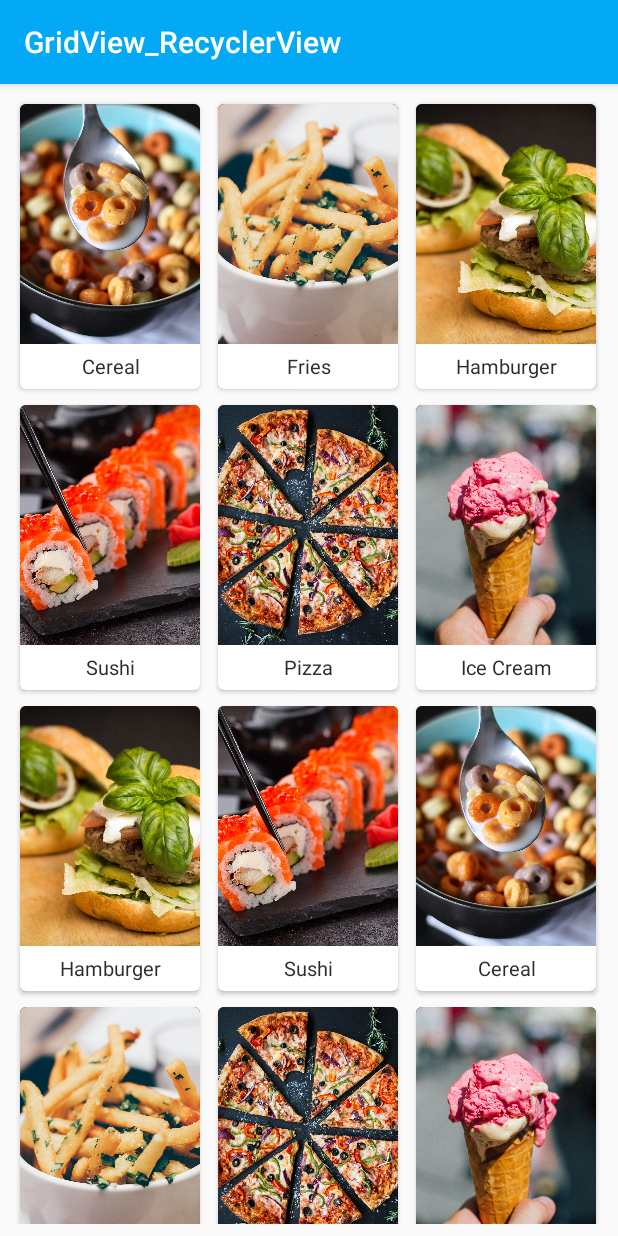
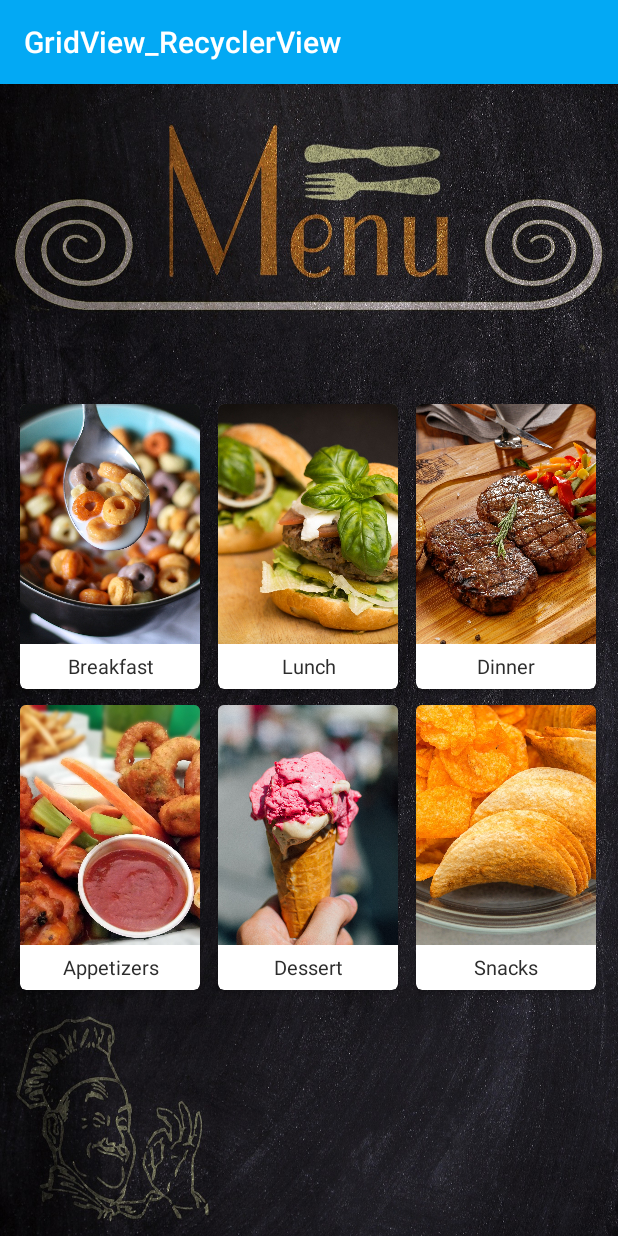
Before and after one commit to buc0025/Android_Recipe_App, an Android app: the screen it shows after launch (MainActivity), on a phone screen of 412 x 824 dp. Run offline under Robolectric (Android 15) with nearby library versions, the phone set to English and light mode, and no system bars.

Commit message:
updated images and main page

```diff
--- a/GridView_RecyclerView/app/src/main/java/com/example/gridview_recyclerview/MainActivity.java
+++ b/GridView_RecyclerView/app/src/main/java/com/example/gridview_recyclerview/MainActivity.java
@@ -19,18 +19,13 @@ public class MainActivity extends AppCompatActivity {
         setContentView(R.layout.activity_main);
 
         lstFood = new ArrayList<>();
-        lstFood.add(new Food("Cereal", "breakfast", "The most important meal of the day",R.drawable.cereal));
-        lstFood.add(new Food("Fries", "Snack", "Good to eat at any time!",R.drawable.fries));
-        lstFood.add(new Food("Hamburger", "Lunch", "Big juicy lunch for all.",R.drawable.hamburger));
-        lstFood.add(new Food("Sushi", "Dinner", "Fancy date night food",R.drawable.sushi));
-        lstFood.add(new Food("Pizza", "Dinner", "Best food ever!",R.drawable.pizza));
-        lstFood.add(new Food("Ice Cream", "Dessert", "You scream, I scream, we all scream for ice cream",R.drawable.ice_cream));
-        lstFood.add(new Food("Hamburger", "Lunch", "Big juicy lunch for all.",R.drawable.hamburger));
-        lstFood.add(new Food("Sushi", "Dinner", "Fancy date night food",R.drawable.sushi));
-        lstFood.add(new Food("Cereal", "breakfast", "The most important meal of the day",R.drawable.cereal));
-        lstFood.add(new Food("Fries", "Snack", "Good to eat at any time!",R.drawable.fries));
-        lstFood.add(new Food("Pizza", "Dinner", "Best food ever!",R.drawable.pizza));
-        lstFood.add(new Food("Ice Cream", "Dessert", "You scream, I scream, we all scream for ice cream",R.drawable.ice_cream));
+        lstFood.add(new Food("Breakfast", "breakfast", "The most important meal of the day",R.drawable.cereal));
+        lstFood.add(new Food("Lunch", "Lunch", "Meals to get rid of that afternoon hunger!",R.drawable.hamburger));
+        lstFood.add(new Food("Dinner", "Dinner", "Who can say no to a big juicy steak?",R.drawable.steak_dinner));
+        lstFood.add(new Food("Appetizers", "Appetizer", "Great way to start off dinner", R.drawable.appetizers));
+        lstFood.add(new Food("Dessert", "Dessert", "I scream! You scream! We all scream for ice cream!",R.drawable.ice_cream));
+        lstFood.add(new Food("Snacks", "Snacks", "Junk food to pig out to",R.drawable.chips));
+
 
 
         RecyclerView myrv = (RecyclerView) findViewById(R.id.recyclerview_id);
--- a/GridView_RecyclerView/app/src/main/res/layout/activity_main.xml
+++ b/GridView_RecyclerView/app/src/main/res/layout/activity_main.xml
@@ -4,14 +4,16 @@
     xmlns:tools="http://schemas.android.com/tools"
     android:layout_width="match_parent"
     android:layout_height="match_parent"
-    tools:context=".MainActivity"
-    android:padding="8dp">
+    android:background="@drawable/blackboard_menu"
+    android:padding="8dp"
+    tools:context=".MainActivity">
+
 
     <androidx.recyclerview.widget.RecyclerView
         android:id="@+id/recyclerview_id"
         android:layout_width="match_parent"
-        android:layout_height="match_parent"></androidx.recyclerview.widget.RecyclerView>
-
+        android:layout_height="match_parent"
+        android:layout_marginTop="200dp" />
 
 
 </LinearLayout>
```
Also changed, not shown: GridView_RecyclerView/app/src/main/res/drawable-v24/appetizers.jpg (added), GridView_RecyclerView/app/src/main/res/drawable-v24/blackboard_menu.jpg (added), GridView_RecyclerView/app/src/main/res/drawable-v24/chips.jpg (added), GridView_RecyclerView/app/src/main/res/drawable-v24/steak_dinner.jpg (added).
